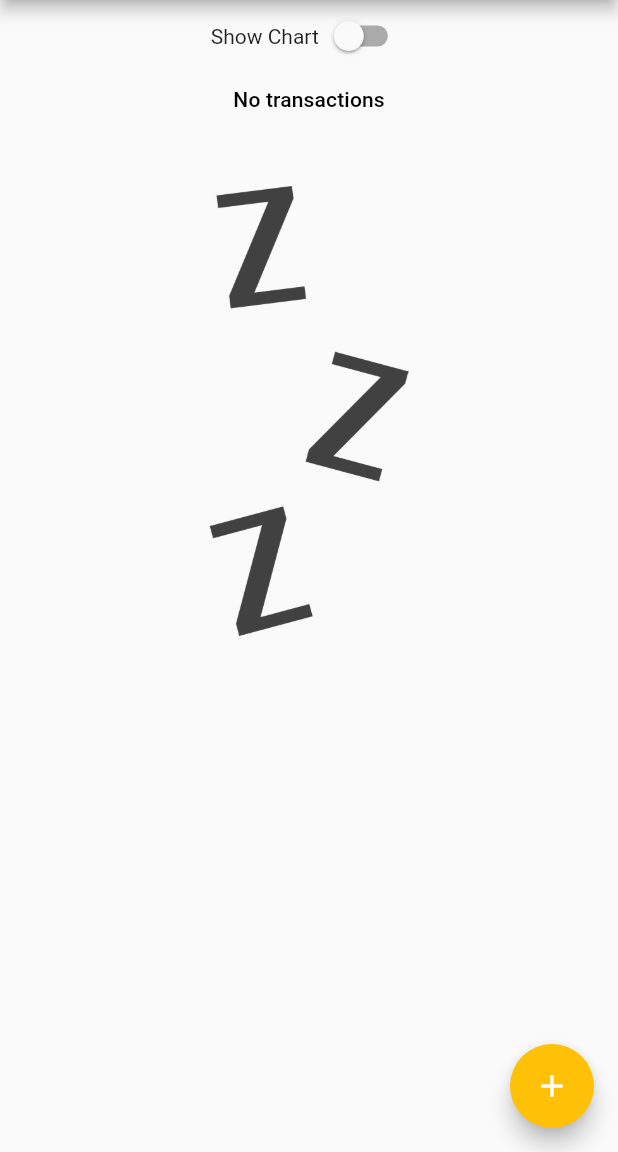
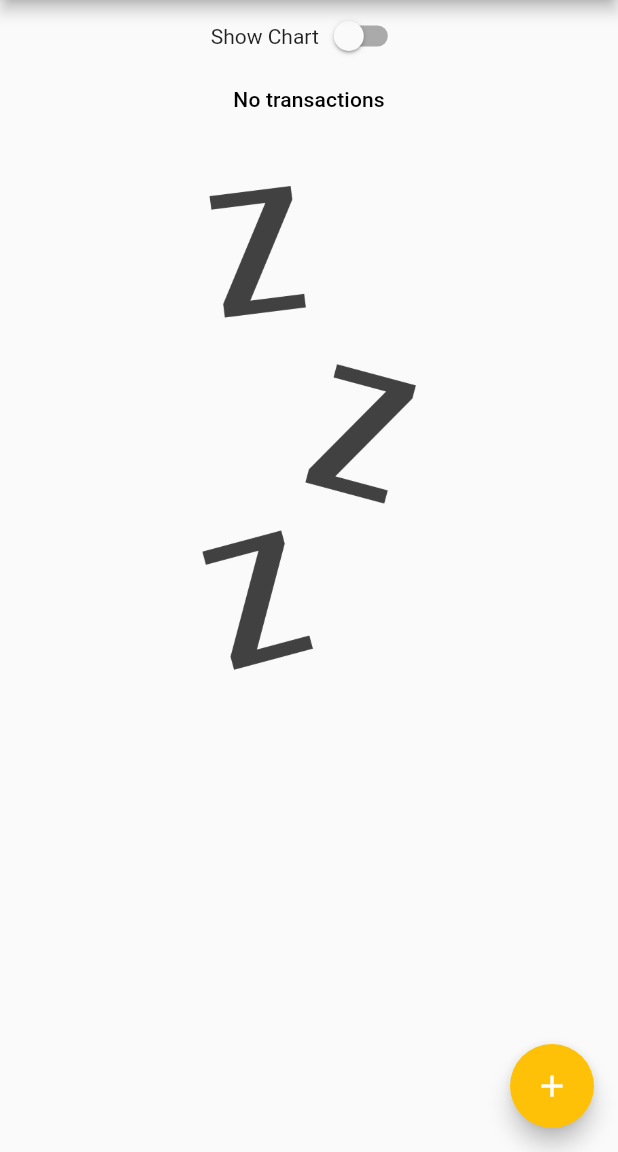
Before and after one commit to AllanCicceri/ExpensesApp, a Flutter app: the screen it shows after launch, on a phone screen of 412 x 824 dp, the part 84-1236 px from its top. Run offline on Flutter 3.47's test engine with Material 2 defaults, Android fonts, the phone set to English and light mode, and no system bars; missing offline and left inert: dart:ffi.

Commit message:
refact: layoutbuilder to 'no transactions' image

```diff
--- a/lib/components/transaction_list.dart
+++ b/lib/components/transaction_list.dart
@@ -11,7 +11,8 @@ class TransactionList extends StatelessWidget {
   @override
   Widget build(BuildContext context) {
     return transactions.isEmpty
-        ? Column(
+        ? LayoutBuilder(builder: ((context, constraints) {
+            return Column(
               children: [
                 Padding(
                   padding: const EdgeInsets.only(bottom: 50, top: 10),
@@ -21,14 +22,15 @@ class TransactionList extends StatelessWidget {
                   ),
                 ),
                 Container(
-                height: 300,
+                  height: constraints.minHeight * 0.6,
                   child: Image.asset(
                     'assets/imgs/waiting.png',
                     fit: BoxFit.cover,
                   ),
                 )
               ],
-          )
+            );
+          }))
         : ListView.builder(
             itemCount: transactions.length,
             itemBuilder: (ctx, index) {
```
Lines whose indentation alone changed are shown as unchanged.
